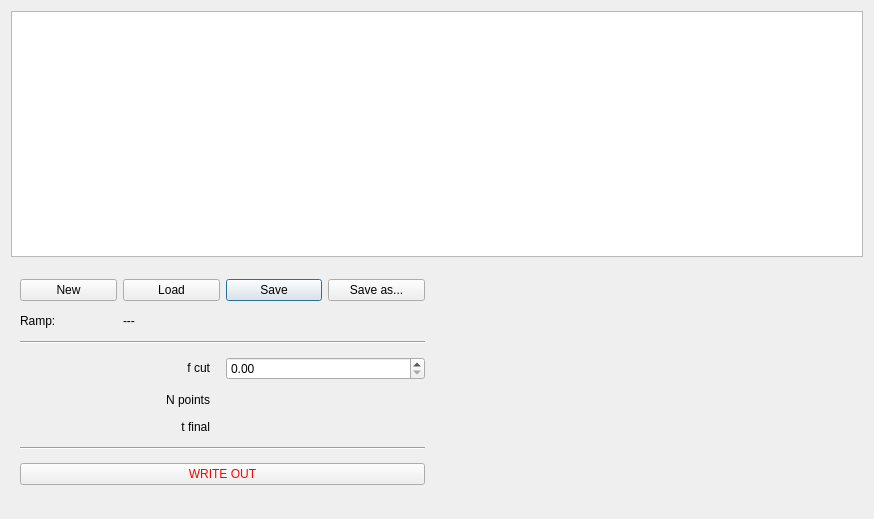
simondona/exp-control-bec-tn, file gui/designer/rampgendialog.ui: the form before one commit.
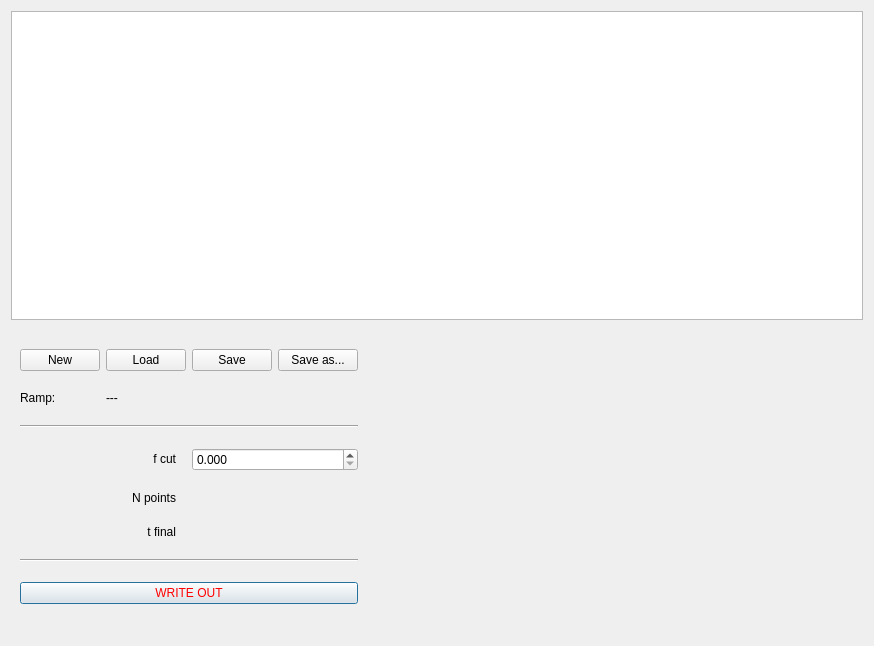
The form after the commit.

Commit message: OK gui. Need to add a system-like obj to write out

The edit to the form file:
```diff
--- a/gui/designer/rampgendialog.ui
+++ b/gui/designer/rampgendialog.ui
@@ -7,7 +7,7 @@
     <x>0</x>
     <y>0</y>
     <width>874</width>
-    <height>519</height>
+    <height>646</height>
    </rect>
   </property>
   <property name="windowTitle">
@@ -25,7 +25,7 @@
     </widget>
    </item>
    <item>
-    <layout class="QHBoxLayout" name="horizontalLayout">
+    <layout class="QHBoxLayout" name="horizontalLayout" stretch="1,2">
      <item>
       <widget class="QWidget" name="formWidget" native="true">
        <layout class="QGridLayout" name="gridLayout">
@@ -34,6 +34,9 @@
           <property name="text">
            <string>Save</string>
           </property>
+          <property name="autoDefault">
+           <bool>false</bool>
+          </property>
          </widget>
         </item>
         <item row="1" column="0">
@@ -50,7 +53,17 @@
          </widget>
         </item>
         <item row="3" column="2" colspan="2">
-         <widget class="QDoubleSpinBox" name="fcutDoubleSpinBox"/>
+         <widget class="QDoubleSpinBox" name="fcutDoubleSpinBox">
+          <property name="decimals">
+           <number>3</number>
+          </property>
+          <property name="maximum">
+           <double>99.998999999999995</double>
+          </property>
+          <property name="singleStep">
+           <double>0.100000000000000</double>
+          </property>
+         </widget>
         </item>
         <item row="2" column="0" colspan="4">
          <widget class="Line" name="line">
@@ -96,6 +109,9 @@
           <property name="text">
            <string>New</string>
           </property>
+          <property name="autoDefault">
+           <bool>false</bool>
+          </property>
          </widget>
         </item>
         <item row="0" column="1">
@@ -103,6 +119,9 @@
           <property name="text">
            <string>Load</string>
           </property>
+          <property name="autoDefault">
+           <bool>false</bool>
+          </property>
          </widget>
         </item>
         <item row="0" column="3">
@@ -110,6 +129,9 @@
           <property name="text">
            <string>Save as...</string>
           </property>
+          <property name="autoDefault">
+           <bool>false</bool>
+          </property>
          </widget>
         </item>
         <item row="4" column="0" colspan="2">
```
The commit also changes 4 other files.
